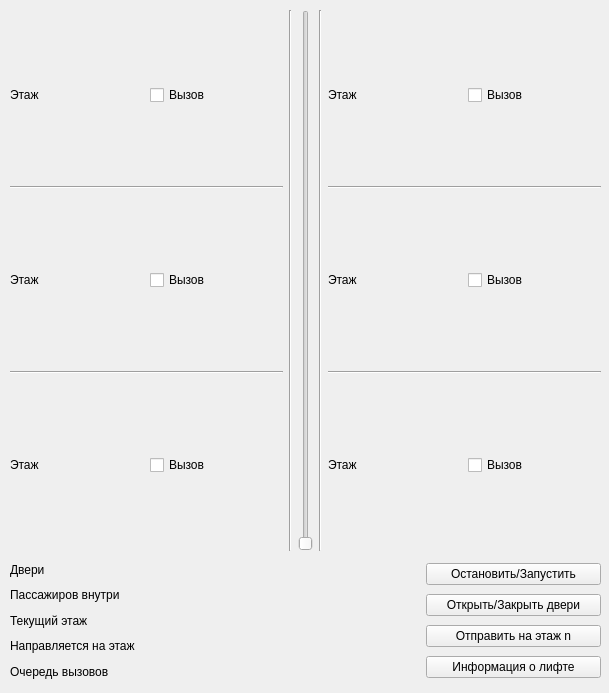
mruax/OOP_lift, file 3floor_lift_widget.ui: the form before one commit.
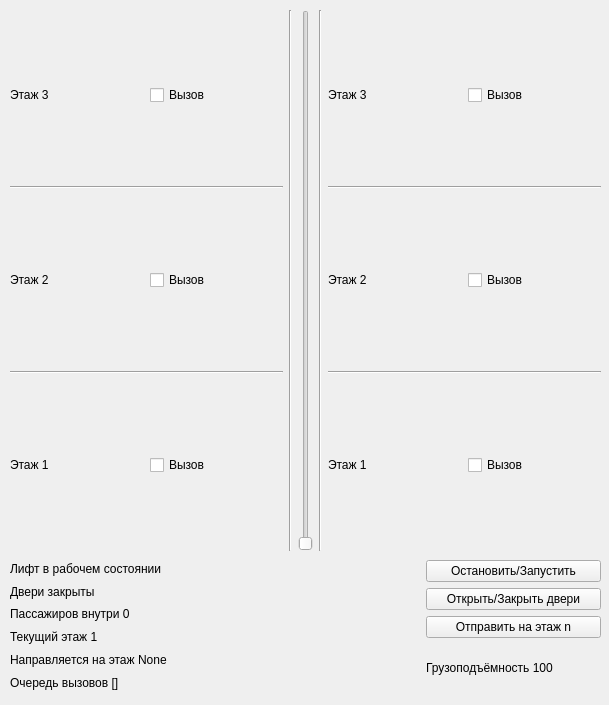
The form after the commit.

Commit message: added lift ui changes added basic async logic (at least started)

Patch:
```diff
--- a/3floor_lift_widget.ui
+++ b/3floor_lift_widget.ui
@@ -7,7 +7,7 @@
     <x>0</x>
     <y>0</y>
     <width>609</width>
-    <height>693</height>
+    <height>705</height>
    </rect>
   </property>
   <property name="windowTitle">
@@ -30,7 +30,7 @@
         <item>
          <widget class="QLabel" name="left_floor_lbl2_2">
           <property name="text">
-           <string>Этаж</string>
+           <string>Этаж 3</string>
           </property>
          </widget>
         </item>
@@ -55,7 +55,7 @@
         <item>
          <widget class="QLabel" name="left_floor_lbl_10">
           <property name="text">
-           <string>Этаж</string>
+           <string>Этаж 2</string>
           </property>
          </widget>
         </item>
@@ -80,7 +80,7 @@
         <item>
          <widget class="QLabel" name="left_floor_lbl_11">
           <property name="text">
-           <string>Этаж</string>
+           <string>Этаж 1</string>
           </property>
          </widget>
         </item>
@@ -123,7 +123,7 @@
         <item>
          <widget class="QLabel" name="right_floor_lbl_14">
           <property name="text">
-           <string>Этаж</string>
+           <string>Этаж 3</string>
           </property>
          </widget>
         </item>
@@ -148,7 +148,7 @@
         <item>
          <widget class="QLabel" name="right_floor_lbl_15">
           <property name="text">
-           <string>Этаж</string>
+           <string>Этаж 2</string>
           </property>
          </widget>
         </item>
@@ -173,7 +173,7 @@
         <item>
          <widget class="QLabel" name="right_floor_lbl_16">
           <property name="text">
-           <string>Этаж</string>
+           <string>Этаж 1</string>
           </property>
          </widget>
         </item>
@@ -196,44 +196,51 @@
      <x>10</x>
      <y>560</y>
      <width>591</width>
-     <height>121</height>
+     <height>131</height>
     </rect>
    </property>
    <layout class="QHBoxLayout" name="operator_functions" stretch="7,3">
     <item>
      <layout class="QVBoxLayout" name="lift_info">
+      <item>
+       <widget class="QLabel" name="lift_status_label">
+        <property name="text">
+         <string>Лифт в рабочем состоянии</string>
+        </property>
+       </widget>
+      </item>
       <item>
        <widget class="QLabel" name="lift_door_status_label">
         <property name="text">
-         <string>Двери</string>
+         <string>Двери закрыты</string>
         </property>
        </widget>
       </item>
       <item>
        <widget class="QLabel" name="lift_passengers_label">
         <property name="text">
-         <string>Пассажиров внутри</string>
+         <string>Пассажиров внутри 0</string>
         </property>
        </widget>
       </item>
       <item>
        <widget class="QLabel" name="lift_current_floor_label">
         <property name="text">
-         <string>Текущий этаж</string>
+         <string>Текущий этаж 1</string>
         </property>
        </widget>
       </item>
       <item>
        <widget class="QLabel" name="lift_destination_label">
         <property name="text">
-         <string>Направляется на этаж</string>
+         <string>Направляется на этаж None</string>
         </property>
        </widget>
       </item>
       <item>
        <widget class="QLabel" name="lift_queue_label">
         <property name="text">
-         <string>Очередь вызовов</string>
+         <string>Очередь вызовов []</string>
         </property>
        </widget>
       </item>
@@ -263,9 +270,9 @@
        </widget>
       </item>
       <item>
-       <widget class="QPushButton" name="lift_info_btn">
+       <widget class="QLabel" name="label">
         <property name="text">
-         <string>Информация о лифте</string>
+         <string>Грузоподъёмность 100</string>
         </property>
        </widget>
       </item>
```
Left out of the diff: 42 changed lines with no effect on the pictures. The commit also changes 5 other files.
